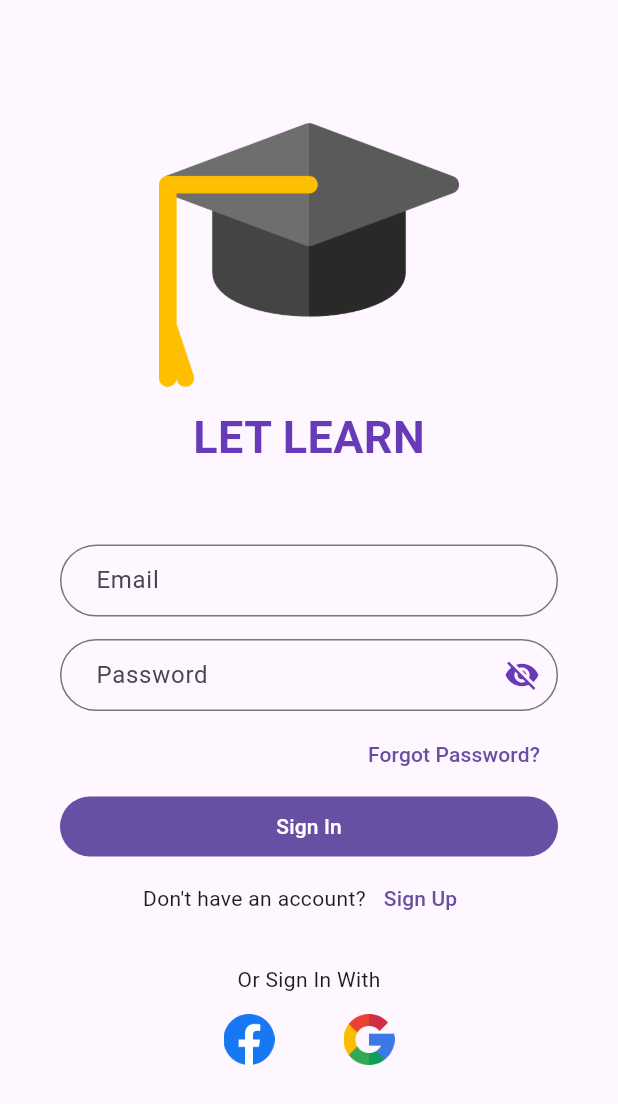
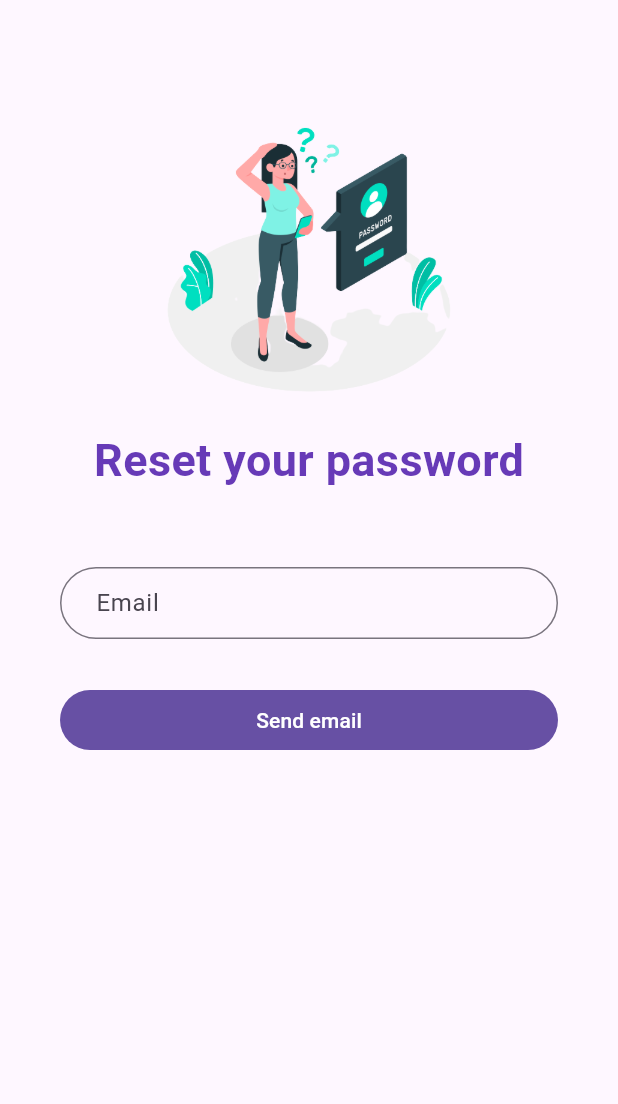
Before and after one commit to nmhieu0504/one_on_one_learning, a Flutter app: the screen it shows after launch, after a tap on "Forgot Password?", on a phone screen of 412 x 824 dp. Shown: the top 1104 px of the screen. Run offline on Flutter 3.47's test engine with Material 2 defaults, Android fonts, the phone set to English and light mode, and no system bars; our stand-ins replace get, motion_toast, shared_preferences, table_calendar, video_player; missing offline and left inert: jitsi_meet_wrapper, syncfusion_flutter_pdfviewer; accounts and stored records are empty.

Commit message:
add forget password

```diff
--- a/lib/utils/backend.dart
+++ b/lib/utils/backend.dart
@@ -5,4 +5,5 @@ class API_URL {
 
   static const String LOGIN = "$BASE_URL/auth/login";
   static const String REGISTER = "$BASE_URL/auth/register";
+  static const String FORGET_PASSWORD = "$BASE_URL/user/forgotPassword";
 }
--- a/lib/utils/ui_data.dart
+++ b/lib/utils/ui_data.dart
@@ -10,5 +10,7 @@ class UIData {
   static const String googleIcon = "$iconDir/google.png";
   static const String facebookIcon = "$iconDir/facebook.png";
 
-  static const String emailVerify = "$imageDir/email_verify.jpg";
+  static const String emailVerify = "$imageDir/email_verify.png";
+  static const String registerImng = "$imageDir/register_img.png";
+  static const String forgetPasswordImg = "$imageDir/forget_password_img.png";
 }
--- /dev/null
+++ b/lib/views/forget_password_page/forget_password_page.dart
@@ -0,0 +1,145 @@
+// ignore_for_file: avoid_print, depend_on_referenced_packages
+
+import 'package:flutter/material.dart';
+import 'package:motion_toast/motion_toast.dart';
+import 'package:motion_toast/resources/arrays.dart';
+import 'package:one_on_one_learning/utils/backend.dart';
+import 'package:one_on_one_learning/utils/ui_data.dart';
+import 'package:http/http.dart' as http;
+import 'package:one_on_one_learning/views/forget_password_page/check_email.dart';
+import 'package:one_on_one_learning/views/register_page/active_email.dart';
+
+class ForgetPasswordPage extends StatefulWidget {
+  const ForgetPasswordPage({super.key});
+
+  @override
+  State<ForgetPasswordPage> createState() => ForgetPasswordPageState();
+}
+
+class ForgetPasswordPageState extends State<ForgetPasswordPage> {
+  final _formKey = GlobalKey<FormState>();
+
+  bool _loading = false;
+  final TextEditingController _emailController = TextEditingController();
+
+  Future<bool> _forgetPass() async {
+    setState(() {
+      _loading = true;
+    });
+    final response = await http.post(Uri.parse(API_URL.FORGET_PASSWORD), body: {
+      "email": _emailController.text,
+    });
+
+    if (response.statusCode == 200) {
+      print(response.body);
+      return true;
+    } else {
+      print(response.body);
+      return false;
+    }
+  }
+
+  void _displayDeleteMotionToast() {
+    MotionToast.error(
+      title: const Text(
+        'Error',
+        style: TextStyle(
+          fontWeight: FontWeight.bold,
+        ),
+      ),
+      description: const Text('Email does not exist'),
+      animationType: AnimationType.fromTop,
+      position: MotionToastPosition.top,
+    ).show(context);
+  }
+
+  @override
+  Widget build(BuildContext context) {
+    return Scaffold(
+      body: SafeArea(
+        child: Form(
+          key: _formKey,
+          child: Stack(children: [
+            ListView(
+              padding: const EdgeInsets.all(40.0),
+              children: <Widget>[
+                Container(
+                  margin: const EdgeInsets.only(top: 30, bottom: 15),
+                  child: Image.asset(UIData.forgetPasswordImg,
+                      width: 200, height: 200),
+                ),
+                const Center(
+                  child: Text('Reset your password',
+                      style: TextStyle(
+                        fontSize: 30,
+                        fontWeight: FontWeight.bold,
+                        color: Colors.deepPurple,
+                      )),
+                ),
+                Container(
+                  margin: const EdgeInsets.only(top: 50, bottom: 10),
+                  child: TextFormField(
+                    style: const TextStyle(fontSize: 16),
+                    validator: (value) {
+                      if (value == null || value.isEmpty) {
+                        return 'Please enter your email';
+                      }
+                      if (!RegExp(r'\S+@\S+\.\S+').hasMatch(value)) {
+                        return 'Please enter a valid email';
+                      }
+                      return null;
+                    },
+                    controller: _emailController,
+                    decoration: InputDecoration(
+                      contentPadding: const EdgeInsets.fromLTRB(20, 10, 20, 10),
+                      border: OutlineInputBorder(
+                        borderRadius: BorderRadius.circular(30),
+                      ),
+                      labelText: 'Email',
+                    ),
+                  ),
+                ),
+                Container(
+                  margin: const EdgeInsets.only(top: 20),
+                  child: FilledButton(
+                    onPressed: () async {
+                      if (_formKey.currentState!.validate()) {
+                        bool result = await _forgetPass();
+                        if (result) {
+                          Navigator.pop(context);
+                          Navigator.push(
+                            context,
+                            MaterialPageRoute(builder: (BuildContext context) {
+                              return CheckEmail(email: _emailController.text);
+                            }),
+                          );
+                        } else {
+                          setState(() {
+                            _loading = false;
+                          });
+                          _displayDeleteMotionToast();
+                        }
+                      }
+                    },
+                    child: const Text('Send email'),
+                  ),
+                ),
+              ],
+            ),
+            _loading
+                ? Opacity(
+                    opacity: 0.8,
+                    child: Container(
+                      color: Colors.white,
+                      child: const Center(
+                        child: CircularProgressIndicator(),
+                      ),
+                    ),
+                  )
+                : const SizedBox(),
+          ]),
+        ),
+      ),
+    );
+  }
+}
--- a/lib/views/login_page/login_page.dart
+++ b/lib/views/login_page/login_page.dart
@@ -6,6 +6,7 @@ import 'package:motion_toast/resources/arrays.dart';
 import 'package:one_on_one_learning/utils/backend.dart';
 import 'package:one_on_one_learning/utils/ui_data.dart';
 import 'package:http/http.dart' as http;
+import 'package:one_on_one_learning/views/forget_password_page/forget_password_page.dart';
 import 'package:one_on_one_learning/views/register_page/register_page.dart';
 
 import '../navigator_page.dart';
@@ -143,7 +144,14 @@ class _LoginPageState extends State<LoginPage> {
                   mainAxisAlignment: MainAxisAlignment.end,
                   children: <Widget>[
                     TextButton(
-                      onPressed: () {},
+                      onPressed: () {
+                        Navigator.push(
+                          context,
+                          MaterialPageRoute(builder: (BuildContext context) {
+                            return const ForgetPasswordPage();
+                          }),
+                        );
+                      },
                       child: const Text('Forgot Password?'),
                     ),
                   ],
--- a/lib/views/register_page/register_page.dart
+++ b/lib/views/register_page/register_page.dart
@@ -69,11 +69,11 @@ class RegisterPageState extends State<RegisterPage> {
               padding: const EdgeInsets.all(40.0),
               children: <Widget>[
                 Container(
-                  margin: const EdgeInsets.only(top: 30),
-                  child: Image.asset(UIData.logoLogin, width: 200, height: 200),
+                  margin: const EdgeInsets.only(top: 30, bottom: 15),
+                  child: Image.asset(UIData.registerImng, width: 200, height: 200),
                 ),
                 const Center(
-                  child: Text('LET LEARN',
+                  child: Text('REGISTER',
                       style: TextStyle(
                         fontSize: 30,
                         fontWeight: FontWeight.bold,
```
Also changed, not shown: lib/views/forget_password_page/check_email.dart (added, +66 -0 lines), assets/images/email_verify.jpg (deleted), assets/images/email_verify.png (added), assets/images/forget_password_img.png (added), assets/images/register_img.png (added).
